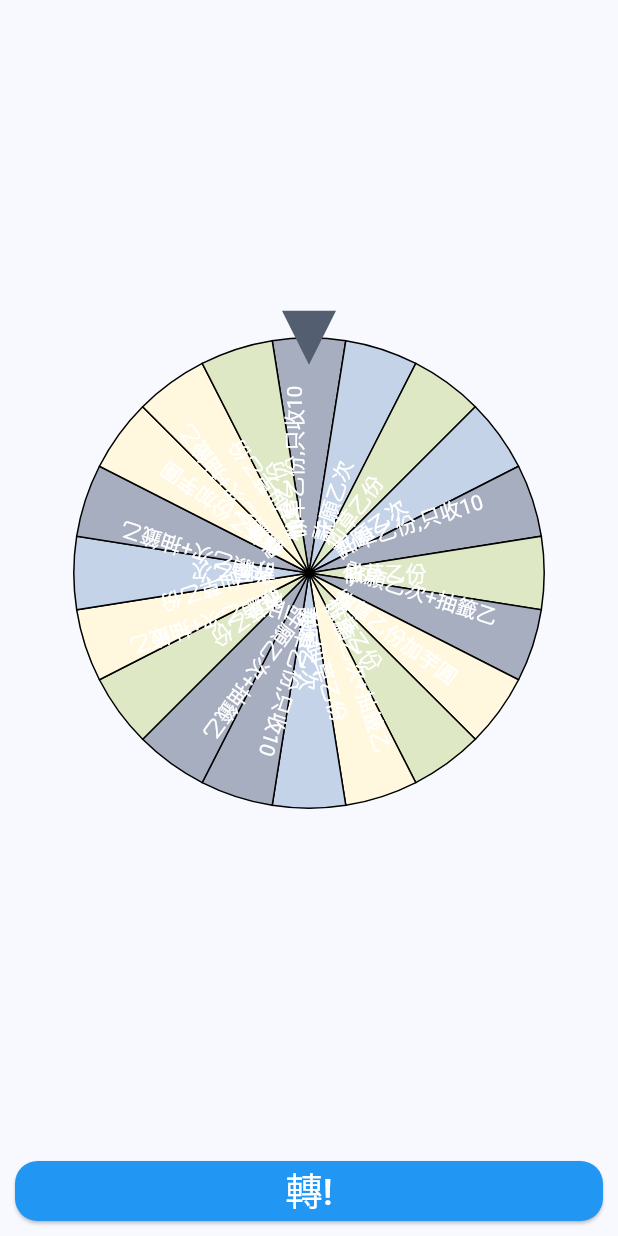
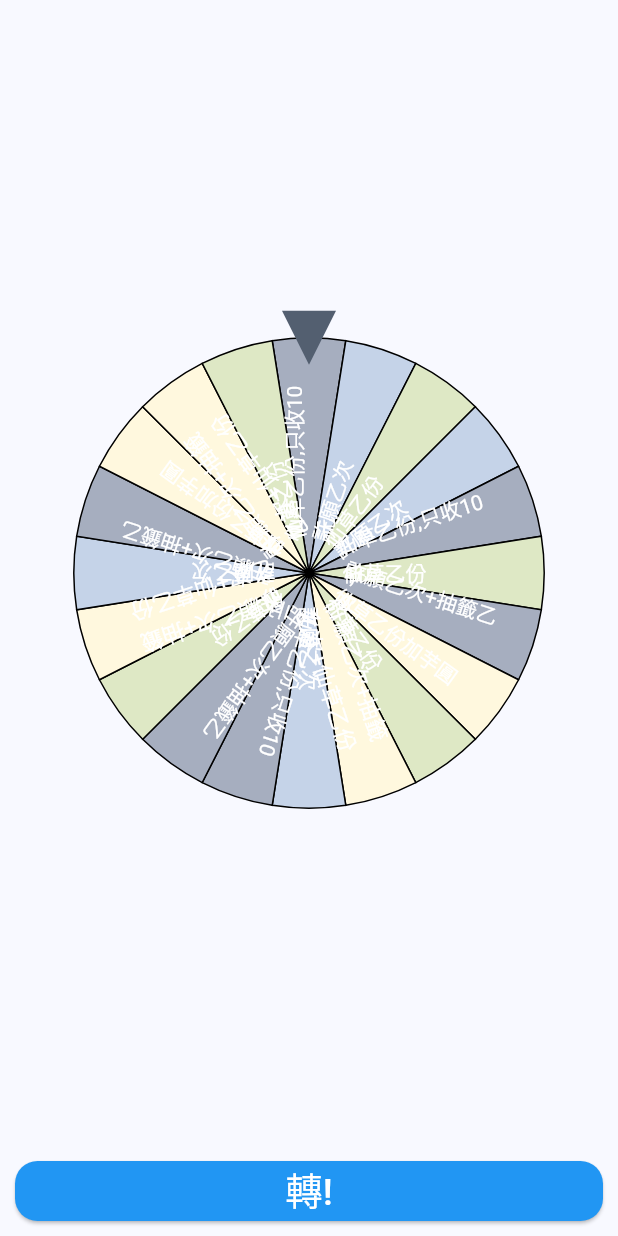
Before and after one commit to ycy-0510/fortune_wheel_207, a Flutter app: the screen it shows after launch, on a phone screen of 412 x 824 dp. Run offline on Flutter 3.47's test engine with Material 3 defaults, Android fonts, the phone set to English and light mode, and no system bars; drawn by our look-alikes of flutter_fortune_wheel.

Commit message:
fix text size on mobile

```diff
--- a/lib/main.dart
+++ b/lib/main.dart
@@ -69,7 +69,10 @@ class _HomeBodyState extends State<HomeBody> {
       style: FortuneItemStyle(color: Color(0xFFDEE8C5)),
     ),
     FortuneItem(
-      child: Text('許願乙次+抽籤乙次+仙草乙份'),
+      child: Text(
+        '許願乙次+抽籤乙次+仙草乙份',
+        style: TextStyle(fontSize: 15),
+      ),
       style: FortuneItemStyle(color: Color(0xFFFFF8DE)),
     ),
     FortuneItem(
@@ -89,7 +92,10 @@ class _HomeBodyState extends State<HomeBody> {
       style: FortuneItemStyle(color: Color(0xFFDEE8C5)),
     ),
     FortuneItem(
-      child: Text('許願乙次+抽籤乙次+仙草乙份'),
+      child: Text(
+        '許願乙次+抽籤乙次+仙草乙份',
+        style: TextStyle(fontSize: 15),
+      ),
       style: FortuneItemStyle(color: Color(0xFFFFF8DE)),
     ),
     FortuneItem(
@@ -105,7 +111,10 @@ class _HomeBodyState extends State<HomeBody> {
       style: FortuneItemStyle(color: Color(0xFFFFF8DE)),
     ),
     FortuneItem(
-      child: Text('許願乙次+抽籤乙次+仙草乙份'),
+      child: Text(
+        '許願乙次+抽籤乙次+仙草乙份',
+        style: TextStyle(fontSize: 15),
+      ),
       style: FortuneItemStyle(color: Color(0xFFFFF8DE)),
     ),
     FortuneItem(
```
